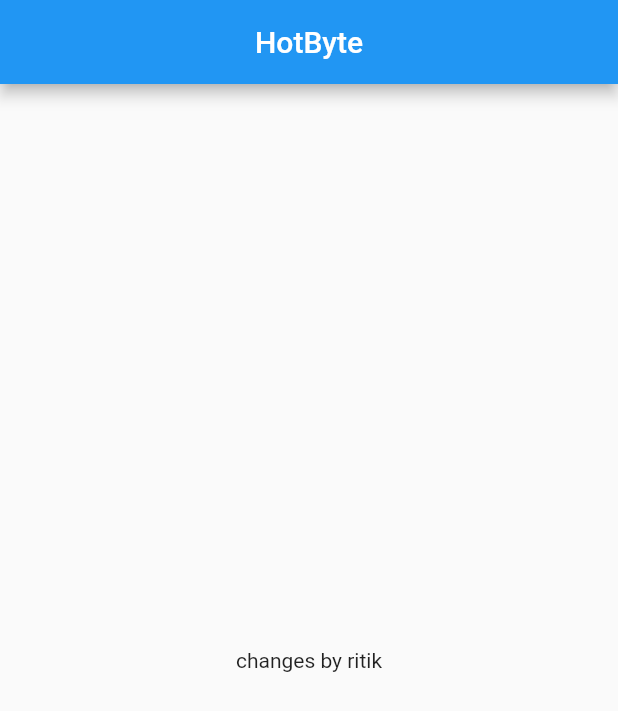
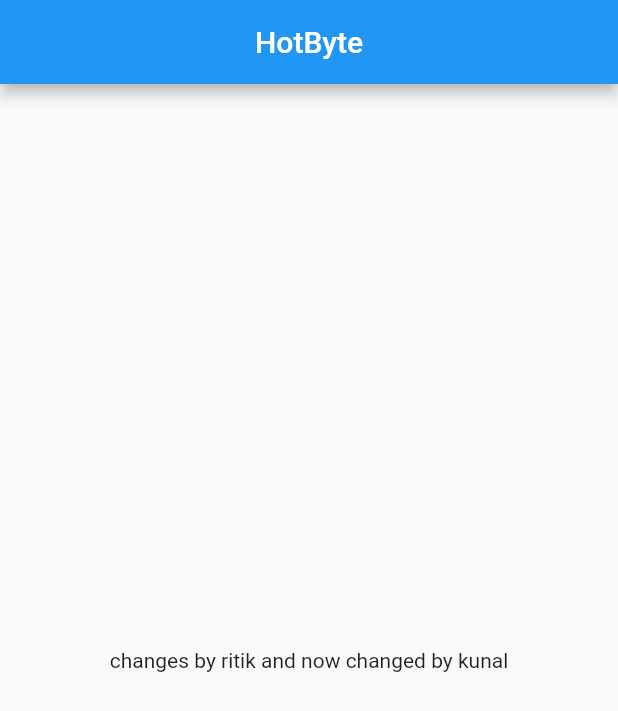
Before and after one commit to ritik7jain/hot_byte_user, a Flutter app: the screen it shows after launch, on a phone screen of 412 x 824 dp. Shown: the top 711 px of the screen. Run offline on Flutter 3.47's test engine with Material 2 defaults, Android fonts, the phone set to English and light mode, and no system bars.

Commit message:
changed text widget

```diff
--- a/lib/main.dart
+++ b/lib/main.dart
@@ -20,7 +20,7 @@ class _MyAppState extends State<MyApp> {
 
         ),
         body: Center(
-          child: Text("changes by ritik"),
+          child: Text("changes by ritik and now changed by kunal"),
 
         ),
       ),
```
